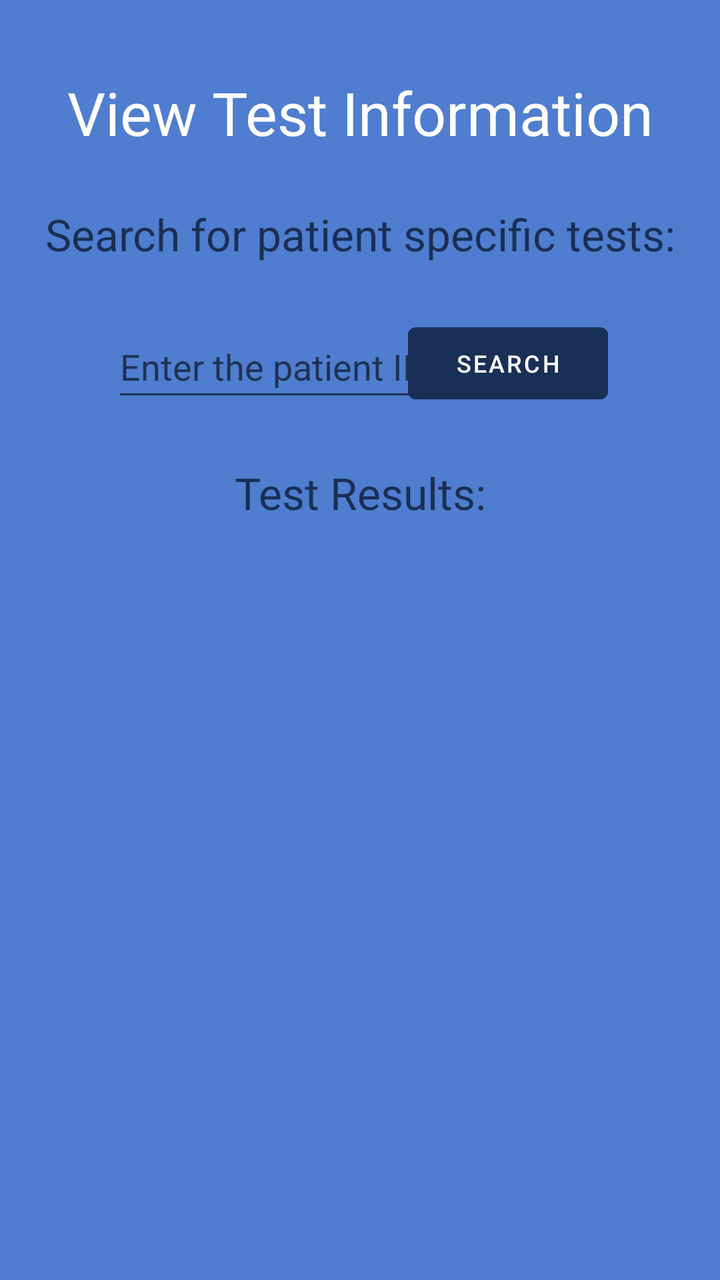
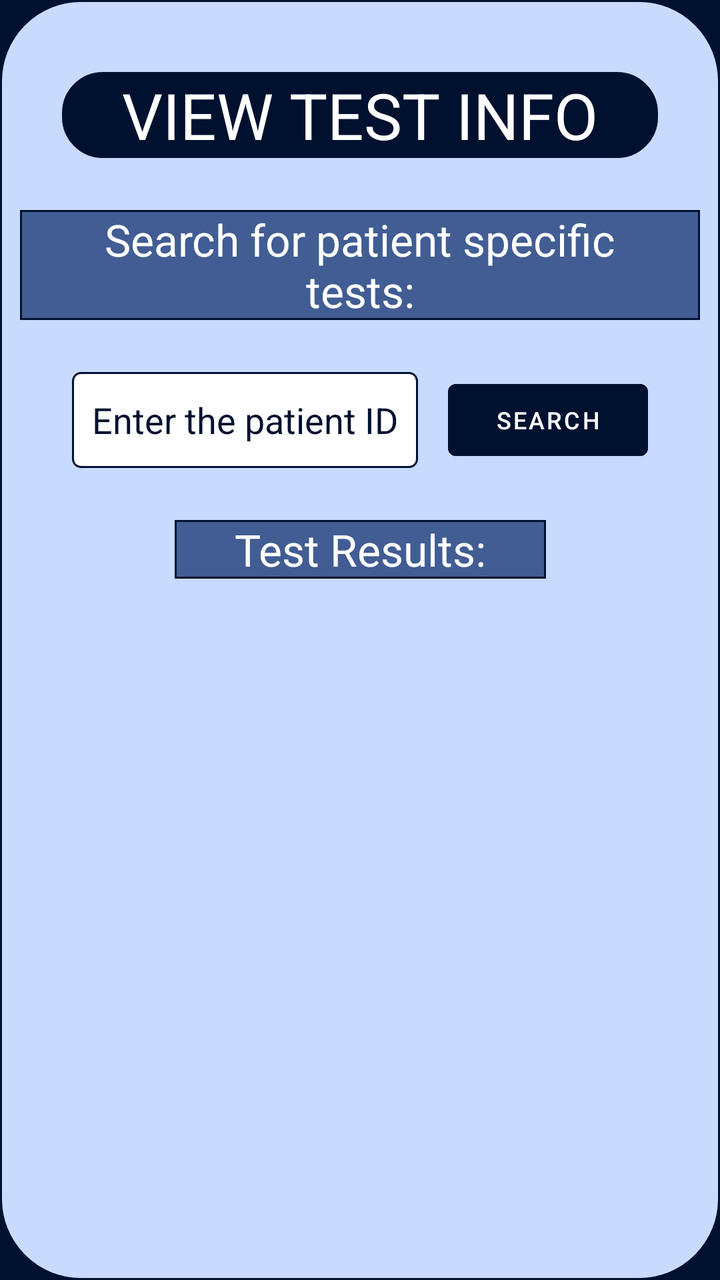

An Android layout rendered at two revisions. The XML below is the earlier revision; the diff shows what the commit changed to produce the second picture.
<!-- AndroidManifest.xml: application theme Theme.Alexandermaynard_COMP304Lab3_Ex1 -->
<!-- res/layout/activity_view_test_info.xml -->
<?xml version="1.0" encoding="utf-8"?>
<androidx.constraintlayout.widget.ConstraintLayout xmlns:android="http://schemas.android.com/apk/res/android"
    xmlns:app="http://schemas.android.com/apk/res-auto"
    xmlns:tools="http://schemas.android.com/tools"
    android:id="@+id/main"
    android:layout_width="match_parent"
    android:layout_height="match_parent"
    tools:context=".ViewTestInfo">

    <TextView
        android:id="@+id/view_test_title"
        style="@style/title_text"
        android:layout_width="wrap_content"
        android:layout_height="wrap_content"
        android:layout_marginTop="36dp"
        android:text="@string/view_test_info_title_text"
        app:layout_constraintEnd_toEndOf="parent"
        app:layout_constraintStart_toStartOf="parent"
        app:layout_constraintTop_toTopOf="parent" />

    <TextView
        android:id="@+id/search_test_for_patient_title"
        style="@style/sub_title_text"
        android:layout_width="wrap_content"
        android:layout_height="wrap_content"
        android:layout_marginTop="26dp"
        android:text="@string/search_patient_tests_title"
        app:layout_constraintEnd_toEndOf="parent"
        app:layout_constraintStart_toStartOf="parent"
        app:layout_constraintTop_toBottomOf="@+id/view_test_title" />

    <EditText
        android:id="@+id/patient_id_search_entry"
        style="@style/right_aligned_edit_text"
        android:layout_width="wrap_content"
        android:layout_height="48dp"
        android:layout_marginStart="56dp"
        android:layout_marginTop="26dp"
        android:autofillHints="enter the patient's ID"
        android:hint="@string/patient_id_hint"
        android:inputType="number"
        app:layout_constraintStart_toStartOf="parent"
        app:layout_constraintTop_toBottomOf="@+id/search_test_for_patient_title" />

    <Button
        android:id="@+id/search_patient_btn"
        style="@style/regular_button"
        android:layout_marginTop="26dp"
        android:layout_marginEnd="56dp"
        android:text="@string/search_btn_text"
        app:layout_constraintEnd_toEndOf="parent"
        app:layout_constraintTop_toBottomOf="@+id/search_test_for_patient_title" />

    <TextView
        android:id="@+id/search_test_for_patient_results_title"
        style="@style/sub_title_text"
        android:layout_width="wrap_content"
        android:layout_height="wrap_content"
        android:layout_marginTop="26dp"
        android:text="@string/search_patient_tests_results_title"
        app:layout_constraintEnd_toEndOf="parent"
        app:layout_constraintStart_toStartOf="parent"
        app:layout_constraintTop_toBottomOf="@+id/search_patient_btn" />

    
    <androidx.recyclerview.widget.RecyclerView
        android:id="@+id/house_type_recycler_view"
        style="@style/recycler_view_widget"
        app:layout_constraintStart_toStartOf="parent"
        app:layout_constraintEnd_toEndOf="parent"
        app:layout_constraintTop_toBottomOf="@id/search_test_for_patient_results_title" />

</androidx.constraintlayout.widget.ConstraintLayout>
<!-- resources referenced by this layout -->
<resources>
  <string name="view_test_info_title_text">View Test Information</string>
  <style name="regular_button">
          <item name="android:layout_width">100dp</item>
          <item name="android:layout_height">48dp</item>
          <item name="android:textColor">@color/white</item>
          <item name="android:backgroundTint">@color/dark_blue</item>
          <item name="android:layout_marginBottom">36dp</item>
          <item name="android:textSize">12sp</item>
      </style>
  <style name="right_aligned_edit_text">
          <item name="android:layout_width">wrap_content</item>
          <item name="android:layout_height">48dp</item>
          <item name="android:textColor">@color/black</item>
          <item name="android:layout_marginTop">6dp</item>
          <item name="android:layout_marginStart">56dp</item>
      </style>
  <style name="sub_title_text">
          <item name="android:textSize">22sp</item>
          <item name="android:textColor">@color/dark_blue</item>
          <item name="android:textAlignment">center</item>
          <item name="android:layout_marginTop">16dp</item>
          <item name="layout_constraintVertical_bias">0.392</item>
          <item name="android:layout_width">wrap_content</item>
          <item name="android:layout_height">wrap_content</item>
      </style>
  <style name="title_text">
          <item name="android:textSize">30sp</item>
          <item name="android:textColor">@color/white</item>
          <item name="android:textAlignment">center</item>
          <item name="android:layout_marginTop">26dp</item>
          <item name="layout_constraintVertical_bias">0.392</item>
          <item name="android:layout_width">wrap_content</item>
          <item name="android:layout_height">wrap_content</item>
      </style>
  <color name="dark_blue">#1A2F55</color>
  <style name="Base.Theme.Alexandermaynard_COMP304Lab3_Ex1" parent="Theme.MaterialComponents.DayNight.DarkActionBar">
          
          <item name="colorPrimary">@color/dark_blue</item>
          <item name="colorSecondary">@color/white</item>
          <item name="android:textColor">@color/dark_blue</item>
          <item name="android:windowBackground">@color/light_blue</item>
          <item name="android:textSize">18sp</item>
      </style>
  <color name="light_blue">#4F7DCF</color>
  <!-- unchanged entries left out for length: 8 -->
</resources>

<!-- the commit's change to res/layout/activity_view_test_info.xml (unified diff, before → after) -->
@@ -5,8 +5,11 @@
     android:id="@+id/main"
     android:layout_width="match_parent"
     android:layout_height="match_parent"
+    style="@style/activity_frame_layout_margin"
+    android:background="@drawable/content_frame_border"
     tools:context=".ViewTestInfo">
 
+    
     <TextView
         android:id="@+id/view_test_title"
         style="@style/title_text"
@@ -14,50 +17,53 @@
         android:layout_height="wrap_content"
         android:layout_marginTop="36dp"
         android:text="@string/view_test_info_title_text"
+        android:background="@drawable/title_border"
         app:layout_constraintEnd_toEndOf="parent"
         app:layout_constraintStart_toStartOf="parent"
         app:layout_constraintTop_toTopOf="parent" />
 
+    
     <TextView
         android:id="@+id/search_test_for_patient_title"
         style="@style/sub_title_text"
-        android:layout_width="wrap_content"
-        android:layout_height="wrap_content"
         android:layout_marginTop="26dp"
         android:text="@string/search_patient_tests_title"
+        android:background="@drawable/sub_title_border"
         app:layout_constraintEnd_toEndOf="parent"
         app:layout_constraintStart_toStartOf="parent"
         app:layout_constraintTop_toBottomOf="@+id/view_test_title" />
 
+    
     <EditText
         android:id="@+id/patient_id_search_entry"
         style="@style/right_aligned_edit_text"
         android:layout_width="wrap_content"
         android:layout_height="48dp"
-        android:layout_marginStart="56dp"
         android:layout_marginTop="26dp"
         android:autofillHints="enter the patient's ID"
         android:hint="@string/patient_id_hint"
         android:inputType="number"
         app:layout_constraintStart_toStartOf="parent"
+        android:background="@drawable/edit_text_border"
         app:layout_constraintTop_toBottomOf="@+id/search_test_for_patient_title" />
 
+    
     <Button
         android:id="@+id/search_patient_btn"
         style="@style/regular_button"
         android:layout_marginTop="26dp"
-        android:layout_marginEnd="56dp"
+        android:layout_marginEnd="26dp"
         android:text="@string/search_btn_text"
         app:layout_constraintEnd_toEndOf="parent"
         app:layout_constraintTop_toBottomOf="@+id/search_test_for_patient_title" />
 
+    
     <TextView
         android:id="@+id/search_test_for_patient_results_title"
         style="@style/sub_title_text"
-        android:layout_width="wrap_content"
-        android:layout_height="wrap_content"
         android:layout_marginTop="26dp"
         android:text="@string/search_patient_tests_results_title"
+        android:background="@drawable/sub_title_border"
         app:layout_constraintEnd_toEndOf="parent"
         app:layout_constraintStart_toStartOf="parent"
         app:layout_constraintTop_toBottomOf="@+id/search_patient_btn" />
<!-- resource entries referenced after the edit -->
@@ -1,24 +1,73 @@
 <!-- resources referenced by this layout -->
 <resources>
-  <string name="view_test_info_title_text">View Test Information</string>
+  <!-- drawable content_frame_border (drawable) -->
+  <?xml version="1.0" encoding="utf-8"?>
+  <shape xmlns:android="http://schemas.android.com/apk/res/android">
+      
+      <solid android:color="@color/light_blue"/>
+      
+      <corners android:radius="40dp"/>
+      
+      <stroke android:width="1dp" android:color="@color/dark_blue"/>
+      
+      <padding android:bottom="0dp" android:left="10dp" android:right="10dp" android:top="0dp"/>
+  </shape>
+  <!-- drawable edit_text_border (drawable) -->
+  <?xml version="1.0" encoding="utf-8"?>
+  <shape xmlns:android="http://schemas.android.com/apk/res/android">
+      
+      <solid android:color="@color/white"/>
+      
+      <corners android:radius="4dp"/>
+      
+      <stroke android:width="1dp" android:color="@color/dark_blue"/>
+      
+      <padding android:bottom="0dp" android:left="10dp" android:right="10dp" android:top="0dp"/>
+  </shape>
+  <!-- drawable sub_title_border (drawable) -->
+  <?xml version="1.0" encoding="utf-8"?>
+  <shape xmlns:android="http://schemas.android.com/apk/res/android">
+      
+      <solid android:color="@color/medium_blue"/>
+      
+      <stroke android:width="1dp" android:color="@color/dark_blue"/>
+      
+      <padding android:bottom="0dp" android:left="30dp" android:right="30dp" android:top="0dp"/>
+  </shape>
+  <!-- drawable title_border (drawable) -->
+  <?xml version="1.0" encoding="utf-8"?>
+  <shape xmlns:android="http://schemas.android.com/apk/res/android">
+      
+      <solid android:color="@color/dark_blue"/>
+      
+      <stroke android:width="1dp" android:color="@color/dark_blue"/>
+      
+      <corners android:radius="20dp"/>
+      
+      <padding android:bottom="0dp" android:left="30dp" android:right="30dp" android:top="0dp"/>
+  </shape>
+  <string name="view_test_info_title_text">VIEW TEST INFO</string>
+  <style name="activity_frame_layout_margin">
+          <item name="android:layout_margin">10dp</item>
+      </style>
   <style name="regular_button">
           <item name="android:layout_width">100dp</item>
           <item name="android:layout_height">48dp</item>
           <item name="android:textColor">@color/white</item>
           <item name="android:backgroundTint">@color/dark_blue</item>
-          <item name="android:layout_marginBottom">36dp</item>
+          <item name="android:layout_marginBottom">6dp</item>
           <item name="android:textSize">12sp</item>
       </style>
   <style name="right_aligned_edit_text">
           <item name="android:layout_width">wrap_content</item>
           <item name="android:layout_height">48dp</item>
-          <item name="android:textColor">@color/black</item>
+          <item name="android:textColorHint">@color/dark_blue</item>
+          <item name="android:textColor">@color/dark_blue</item>
           <item name="android:layout_marginTop">6dp</item>
-          <item name="android:layout_marginStart">56dp</item>
+          <item name="android:layout_marginStart">26dp</item>
       </style>
   <style name="sub_title_text">
           <item name="android:textSize">22sp</item>
-          <item name="android:textColor">@color/dark_blue</item>
           <item name="android:textAlignment">center</item>
           <item name="android:layout_marginTop">16dp</item>
           <item name="layout_constraintVertical_bias">0.392</item>
@@ -26,7 +75,7 @@
           <item name="android:layout_height">wrap_content</item>
       </style>
   <style name="title_text">
-          <item name="android:textSize">30sp</item>
+          <item name="android:textSize">32sp</item>
           <item name="android:textColor">@color/white</item>
           <item name="android:textAlignment">center</item>
           <item name="android:layout_marginTop">26dp</item>
@@ -34,16 +83,17 @@
           <item name="android:layout_width">wrap_content</item>
           <item name="android:layout_height">wrap_content</item>
       </style>
-  <color name="dark_blue">#1A2F55</color>
+  <color name="dark_blue">#001130</color>
+  <color name="medium_blue">#415D93</color>
   <style name="Base.Theme.Alexandermaynard_COMP304Lab3_Ex1" parent="Theme.MaterialComponents.DayNight.DarkActionBar">
           
           <item name="colorPrimary">@color/dark_blue</item>
           <item name="colorSecondary">@color/white</item>
-          <item name="android:textColor">@color/dark_blue</item>
-          <item name="android:windowBackground">@color/light_blue</item>
+          <item name="android:textColor">@color/white</item>
+          <item name="android:windowBackground">@color/dark_blue</item>
           <item name="android:textSize">18sp</item>
       </style>
-  <color name="light_blue">#4F7DCF</color>
+  <color name="light_blue">#C8DBFF</color>
   <!-- unchanged entries left out for length: 8 -->
 </resources>
 
